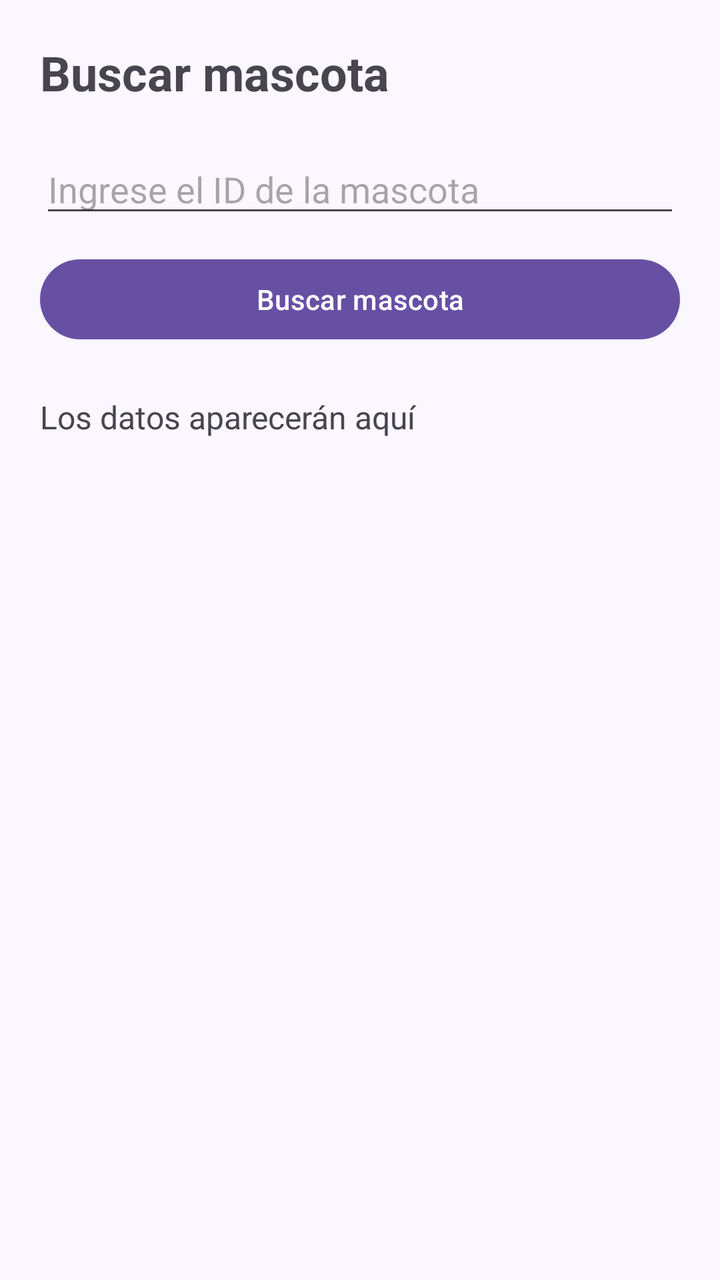
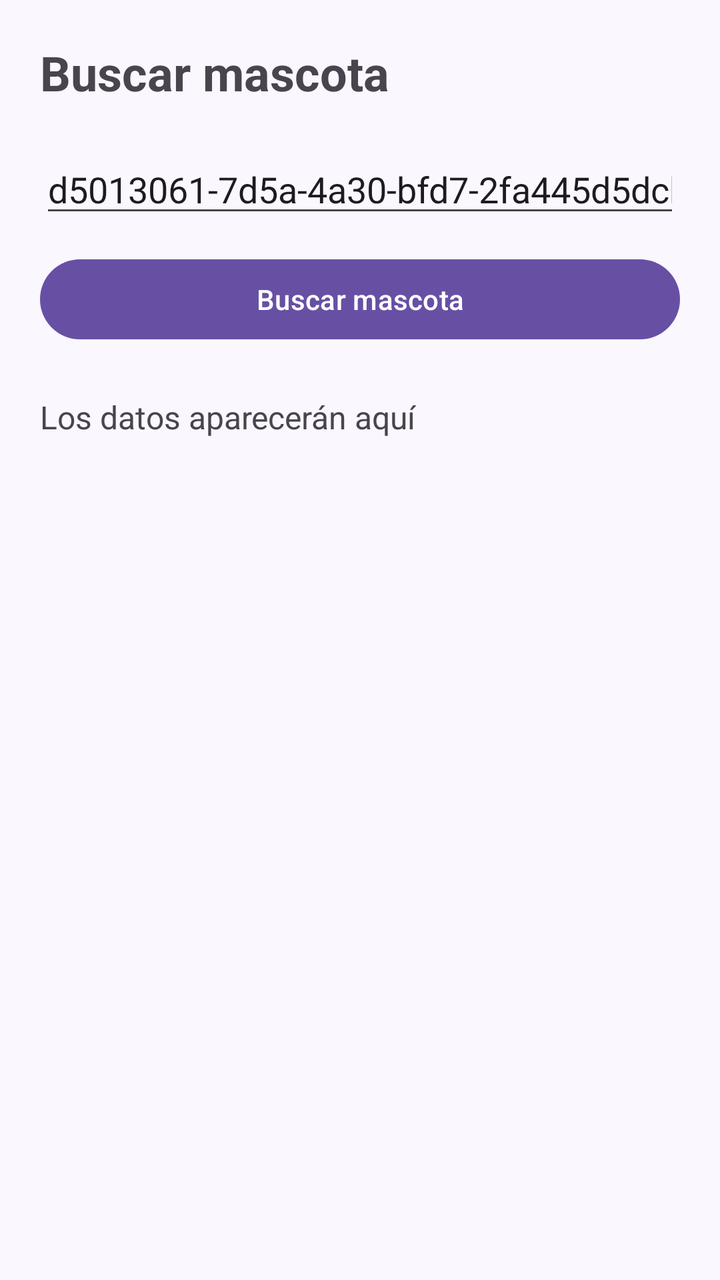

Before-and-after screenshots of an Android layout around one commit, followed by the original layout XML and the change that was made.
<!-- AndroidManifest.xml: application theme Theme.AppHuellitas -->
<!-- res/layout/activity_buscar_mascota.xml -->
<?xml version="1.0" encoding="utf-8"?>
<androidx.constraintlayout.widget.ConstraintLayout xmlns:android="http://schemas.android.com/apk/res/android"
    xmlns:app="http://schemas.android.com/apk/res-auto"
    xmlns:tools="http://schemas.android.com/tools"
    android:id="@+id/main"
    android:layout_width="match_parent"
    android:layout_height="match_parent"
    tools:context=".BuscarMascota">

    <ScrollView
        xmlns:android="http://schemas.android.com/apk/res/android"
        android:layout_width="match_parent"
        android:layout_height="match_parent"
        android:background="#FAF7FF">

        <LinearLayout
            android:layout_width="match_parent"
            android:layout_height="wrap_content"
            android:orientation="vertical"
            android:padding="20dp">

            <TextView
                android:layout_width="match_parent"
                android:layout_height="wrap_content"
                android:text="Buscar mascota"
                android:textSize="24sp"
                android:textStyle="bold" />

            <EditText
                android:id="@+id/etBuscarId"
                android:layout_width="match_parent"
                android:layout_height="wrap_content"
                android:layout_marginTop="20dp"
                android:hint="Ingrese el ID de la mascota"
                android:inputType="text" />

            <Button
                android:id="@+id/btnBuscarId"
                android:layout_width="match_parent"
                android:layout_height="wrap_content"
                android:text="Buscar mascota"
                android:layout_marginTop="12dp" />

            <TextView
                android:id="@+id/txtResultado"
                android:layout_width="match_parent"
                android:layout_height="wrap_content"
                android:layout_marginTop="24dp"
                android:text="Los datos aparecerán aquí"
                android:textSize="16sp" />

        </LinearLayout>
    </ScrollView>

</androidx.constraintlayout.widget.ConstraintLayout>
<!-- resources referenced by this layout -->
<resources>
  <style name="Theme.AppHuellitas" parent="Base.Theme.AppHuellitas" />
  <style name="Base.Theme.AppHuellitas" parent="Theme.Material3.DayNight.NoActionBar">
          
          
      </style>
</resources>

<!-- the commit's change to res/layout/activity_buscar_mascota.xml (unified diff, before → after) -->
@@ -31,7 +31,7 @@
                 android:layout_width="match_parent"
                 android:layout_height="wrap_content"
                 android:layout_marginTop="20dp"
-                android:hint="Ingrese el ID de la mascota"
+                android:text="d5013061-7d5a-4a30-bfd7-2fa445d5dcbe"
                 android:inputType="text" />
 
             <Button
@@ -47,7 +47,24 @@
                 android:layout_height="wrap_content"
                 android:layout_marginTop="24dp"
                 android:text="Los datos aparecerán aquí"
-                android:textSize="16sp" />
+                android:textSize="16sp"
+                />
+
+            <Button
+                android:id="@+id/btnEditarMascota"
+                android:layout_width="match_parent"
+                android:layout_height="wrap_content"
+                android:layout_marginTop="20dp"
+                android:text="Actualizar mascota"
+                android:visibility="gone" />
+
+            <Button
+                android:id="@+id/btnEliminarMascota"
+                android:layout_width="match_parent"
+                android:layout_height="wrap_content"
+                android:layout_marginTop="8dp"
+                android:text="Eliminar mascota"
+                android:visibility="gone" />
 
         </LinearLayout>
     </ScrollView>
